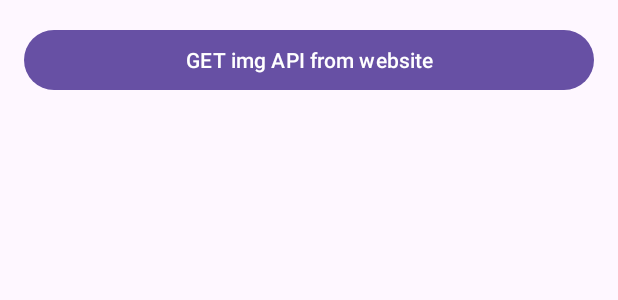
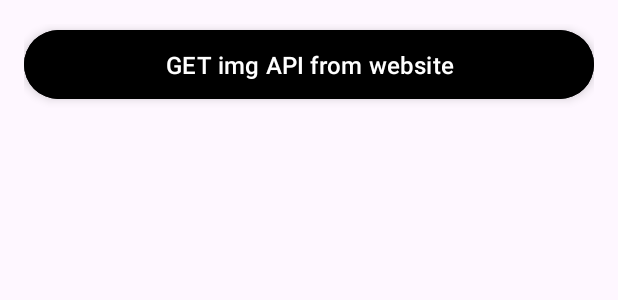
Before and after one commit to kinggunnn/ImageLoader, an Android app: the layout activity_main.xml on its own in the app's theme, with its tools: preview values and no code run, on a phone screen of 412 x 824 dp. Shown: the top 300 px of the screen. Run offline under Robolectric (Android 15) with nearby library versions, the phone set to English and light mode, and no system bars; network calls fail.

Commit message:
change ui color

```diff
--- a/app/src/main/res/layout/activity_main.xml
+++ b/app/src/main/res/layout/activity_main.xml
@@ -5,11 +5,18 @@
     android:orientation="vertical"
     android:padding="16dp">
 
-    <Button
+    <com.google.android.material.button.MaterialButton
         android:id="@+id/uploadButton"
         android:layout_width="match_parent"
         android:layout_height="wrap_content"
-        android:text="GET img API from website" />
+        android:text="GET img API from website"
+        android:textSize="16sp"
+        android:textColor="@android:color/white"
+        android:backgroundTint="@color/black"
+        android:paddingVertical="12dp"
+        android:elevation="4dp"
+        android:gravity="center"
+        style="?attr/borderlessButtonStyle"/>
 
     <androidx.recyclerview.widget.RecyclerView
         android:id="@+id/listView"
```
